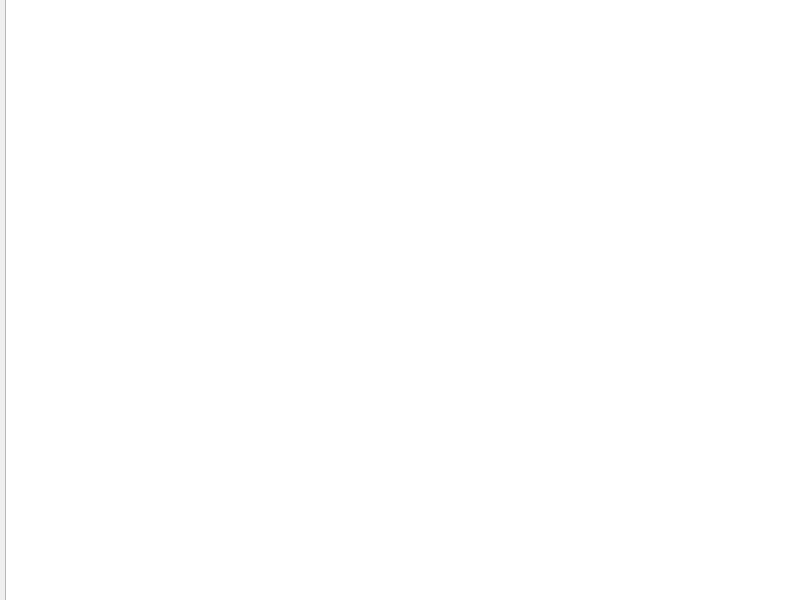
The window that main.ui (akimjlord-p/espresso) describes before a commit, drawn with Qt 5.
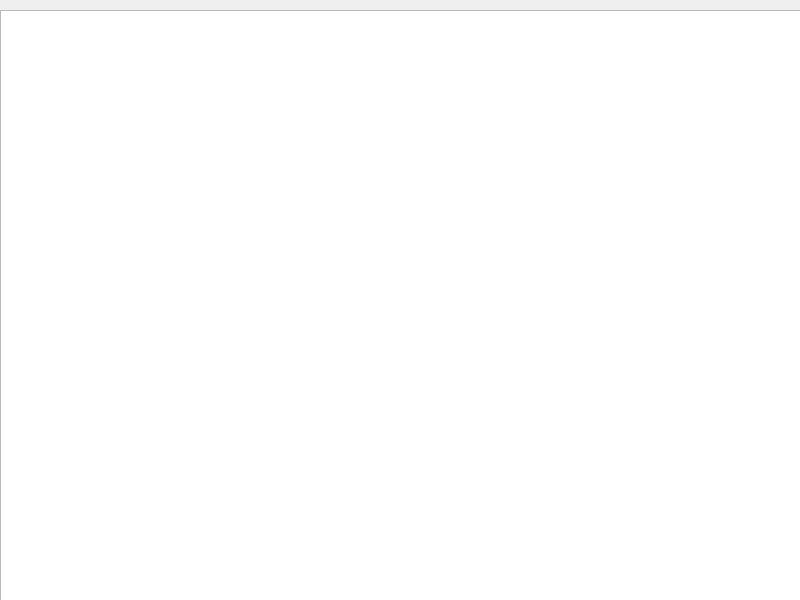
The same window after the commit.

Commit message: refactor ui and database, connect database with ui akimjlord

Diff of the .ui file:
```diff
--- a/main.ui
+++ b/main.ui
@@ -17,10 +17,10 @@
    <widget class="QListWidget" name="coffeelist">
     <property name="geometry">
      <rect>
-      <x>5</x>
-      <y>-9</y>
+      <x>0</x>
+      <y>10</y>
       <width>801</width>
-      <height>611</height>
+      <height>601</height>
      </rect>
     </property>
    </widget>
```
The commit also changes 3 other files.
